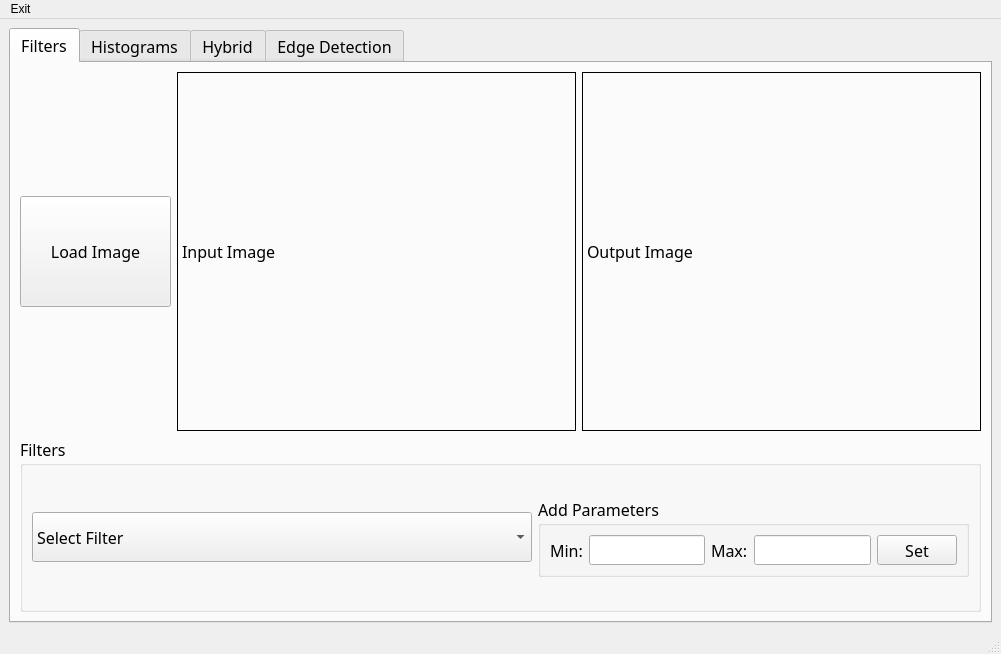
First picture: the form in Task2/ImageView.ui, repository mennahamdy33/CV, before the edit.
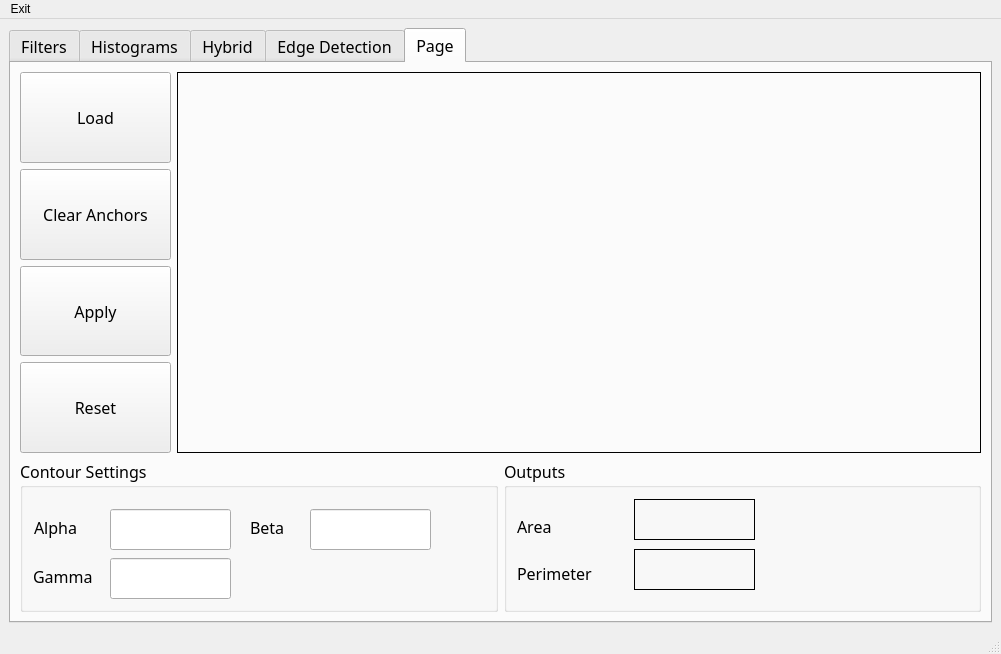
Second picture: the form after the edit. The open tabs and pages were chosen to show the change. Custom widgets are drawn as their Qt base class.

The edit to the form file:
```diff
--- a/Task2/ImageView.ui
+++ b/Task2/ImageView.ui
@@ -23,6 +23,9 @@
         <pointsize>12</pointsize>
        </font>
       </property>
+      <property name="tabShape">
+       <enum>QTabWidget::Rounded</enum>
+      </property>
       <property name="currentIndex">
        <number>3</number>
       </property>
@@ -642,15 +645,351 @@
           </item>
          </layout>
         </item>
-        <item row="0" column="1">
-         <widget class="QLabel" name="edgeView">
-          <property name="frameShape">
-           <enum>QFrame::Box</enum>
-          </property>
-          <property name="text">
-           <string>EdgeView</string>
-          </property>
-         </widget>
+       </layout>
+      </widget>
+      <widget class="QWidget" name="tab">
+       <attribute name="title">
+        <string>Page</string>
+       </attribute>
+       <layout class="QGridLayout" name="gridLayout_6">
+        <item row="0" column="0">
+         <layout class="QVBoxLayout" name="verticalLayout_7">
+          <item>
+           <layout class="QHBoxLayout" name="horizontalLayout_14">
+            <item>
+             <layout class="QVBoxLayout" name="verticalLayout_6">
+              <item>
+               <widget class="QPushButton" name="LoadTab5">
+                <property name="sizePolicy">
+                 <sizepolicy hsizetype="Fixed" vsizetype="Fixed">
+                  <horstretch>0</horstretch>
+                  <verstretch>0</verstretch>
+                 </sizepolicy>
+                </property>
+                <property name="maximumSize">
+                 <size>
+                  <width>151</width>
+                  <height>111</height>
+                 </size>
+                </property>
+                <property name="text">
+                 <string>Load</string>
+                </property>
+               </widget>
+              </item>
+              <item>
+               <widget class="QPushButton" name="ClearAnchor">
+                <property name="sizePolicy">
+                 <sizepolicy hsizetype="Fixed" vsizetype="Fixed">
+                  <horstretch>0</horstretch>
+                  <verstretch>0</verstretch>
+                 </sizepolicy>
+                </property>
+                <property name="maximumSize">
+                 <size>
+                  <width>151</width>
+                  <height>111</height>
+                 </size>
+                </property>
+                <property name="text">
+                 <string>Clear Anchors</string>
+                </property>
+               </widget>
+              </item>
+              <item>
+               <widget class="QPushButton" name="Apply">
+                <property name="sizePolicy">
+                 <sizepolicy hsizetype="Fixed" vsizetype="Fixed">
+                  <horstretch>0</horstretch>
+                  <verstretch>0</verstretch>
+                 </sizepolicy>
+                </property>
+                <property name="maximumSize">
+                 <size>
+                  <width>151</width>
+                  <height>111</height>
+                 </size>
+                </property>
+                <property name="text">
+                 <string>Apply</string>
+                </property>
+               </widget>
+              </item>
+              <item>
+               <widget class="QPushButton" name="Reset">
+                <property name="sizePolicy">
+                 <sizepolicy hsizetype="Fixed" vsizetype="Fixed">
+                  <horstretch>0</horstretch>
+                  <verstretch>0</verstretch>
+                 </sizepolicy>
+                </property>
+                <property name="maximumSize">
+                 <size>
+                  <width>151</width>
+                  <height>111</height>
+                 </size>
+                </property>
+                <property name="text">
+                 <string>Reset</string>
+                </property>
+               </widget>
+              </item>
+             </layout>
+            </item>
+            <item>
+             <widget class="QLabel" name="InputImageTab5">
+              <property name="frameShape">
+               <enum>QFrame::Box</enum>
+              </property>
+              <property name="text">
+               <string/>
+              </property>
+             </widget>
+            </item>
+           </layout>
+          </item>
+          <item>
+           <layout class="QHBoxLayout" name="horizontalLayout_13">
+            <item>
+             <widget class="QGroupBox" name="groupBox_3">
+              <property name="sizePolicy">
+               <sizepolicy hsizetype="Preferred" vsizetype="Fixed">
+                <horstretch>0</horstretch>
+                <verstretch>0</verstretch>
+               </sizepolicy>
+              </property>
+              <property name="maximumSize">
+               <size>
+                <width>16777215</width>
+                <height>153</height>
+               </size>
+              </property>
+              <property name="title">
+               <string>Contour Settings</string>
+              </property>
+              <widget class="QLabel" name="label_4">
+               <property name="geometry">
+                <rect>
+                 <x>14</x>
+                 <y>50</y>
+                 <width>51</width>
+                 <height>36</height>
+                </rect>
+               </property>
+               <property name="text">
+                <string>Alpha</string>
+               </property>
+              </widget>
+              <widget class="QLabel" name="label_5">
+               <property name="geometry">
+                <rect>
+                 <x>13</x>
+                 <y>99</y>
+                 <width>68</width>
+                 <height>36</height>
+                </rect>
+               </property>
+               <property name="text">
+                <string>Gamma</string>
+               </property>
+              </widget>
+              <widget class="QLabel" name="label_6">
+               <property name="geometry">
+                <rect>
+                 <x>230</x>
+                 <y>50</y>
+                 <width>38</width>
+                 <height>36</height>
+                </rect>
+               </property>
+               <property name="text">
+                <string>Beta</string>
+               </property>
+              </widget>
+              <widget class="QLineEdit" name="Alpha">
+               <property name="geometry">
+                <rect>
+                 <x>90</x>
+                 <y>50</y>
+                 <width>121</width>
+                 <height>41</height>
+                </rect>
+               </property>
+               <property name="sizePolicy">
+                <sizepolicy hsizetype="Fixed" vsizetype="Fixed">
+                 <horstretch>0</horstretch>
+                 <verstretch>0</verstretch>
+                </sizepolicy>
+               </property>
+               <property name="maximumSize">
+                <size>
+                 <width>121</width>
+                 <height>41</height>
+                </size>
+               </property>
+              </widget>
+              <widget class="QLineEdit" name="Beta">
+               <property name="geometry">
+                <rect>
+                 <x>290</x>
+                 <y>50</y>
+                 <width>121</width>
+                 <height>41</height>
+                </rect>
+               </property>
+               <property name="sizePolicy">
+                <sizepolicy hsizetype="Fixed" vsizetype="Fixed">
+                 <horstretch>0</horstretch>
+                 <verstretch>0</verstretch>
+                </sizepolicy>
+               </property>
+               <property name="maximumSize">
+                <size>
+                 <width>121</width>
+                 <height>41</height>
+                </size>
+               </property>
+              </widget>
+              <widget class="QLineEdit" name="Gamma">
+               <property name="geometry">
+                <rect>
+                 <x>90</x>
+                 <y>99</y>
+                 <width>121</width>
+                 <height>41</height>
+                </rect>
+               </property>
+               <property name="sizePolicy">
+                <sizepolicy hsizetype="Fixed" vsizetype="Fixed">
+                 <horstretch>0</horstretch>
+                 <verstretch>0</verstretch>
+                </sizepolicy>
+               </property>
+               <property name="maximumSize">
+                <size>
+                 <width>121</width>
+                 <height>41</height>
+                </size>
+               </property>
+              </widget>
+             </widget>
+            </item>
+            <item>
+             <widget class="QGroupBox" name="groupBox_4">
+              <property name="sizePolicy">
+               <sizepolicy hsizetype="Preferred" vsizetype="Fixed">
+                <horstretch>0</horstretch>
+                <verstretch>0</verstretch>
+               </sizepolicy>
+              </property>
+              <property name="maximumSize">
+               <size>
+                <width>16777215</width>
+                <height>153</height>
+               </size>
+              </property>
+              <property name="title">
+               <string>Outputs</string>
+              </property>
+              <widget class="QLabel" name="label_2">
+               <property name="geometry">
+                <rect>
+                 <x>13</x>
+                 <y>49</y>
+                 <width>40</width>
+                 <height>36</height>
+                </rect>
+               </property>
+               <property name="text">
+                <string>Area</string>
+               </property>
+              </widget>
+              <widget class="QLabel" name="label_3">
+               <property name="geometry">
+                <rect>
+                 <x>13</x>
+                 <y>96</y>
+                 <width>84</width>
+                 <height>36</height>
+                </rect>
+               </property>
+               <property name="text">
+                <string>Perimeter</string>
+               </property>
+              </widget>
+              <widget class="QLabel" name="Area">
+               <property name="geometry">
+                <rect>
+                 <x>130</x>
+                 <y>40</y>
+                 <width>121</width>
+                 <height>41</height>
+                </rect>
+               </property>
+               <property name="sizePolicy">
+                <sizepolicy hsizetype="Fixed" vsizetype="Fixed">
+                 <horstretch>0</horstretch>
+                 <verstretch>0</verstretch>
+                </sizepolicy>
+               </property>
+               <property name="minimumSize">
+                <size>
+                 <width>121</width>
+                 <height>41</height>
+                </size>
+               </property>
+               <property name="maximumSize">
+                <size>
+                 <width>121</width>
+                 <height>41</height>
+                </size>
+               </property>
+               <property name="frameShape">
+                <enum>QFrame::Box</enum>
+               </property>
+               <property name="text">
+                <string/>
+               </property>
+              </widget>
+              <widget class="QLabel" name="Perimeter">
+               <property name="geometry">
+                <rect>
+                 <x>130</x>
+                 <y>90</y>
+                 <width>121</width>
+                 <height>41</height>
+                </rect>
+               </property>
+               <property name="sizePolicy">
+                <sizepolicy hsizetype="Fixed" vsizetype="Fixed">
+                 <horstretch>0</horstretch>
+                 <verstretch>0</verstretch>
+                </sizepolicy>
+               </property>
+               <property name="minimumSize">
+                <size>
+                 <width>121</width>
+                 <height>41</height>
+                </size>
+               </property>
+               <property name="maximumSize">
+                <size>
+                 <width>121</width>
+                 <height>41</height>
+                </size>
+               </property>
+               <property name="frameShape">
+                <enum>QFrame::Panel</enum>
+               </property>
+               <property name="text">
+                <string/>
+               </property>
+              </widget>
+             </widget>
+            </item>
+           </layout>
+          </item>
+         </layout>
         </item>
        </layout>
       </widget>
```
Left out of the diff: 69 changed lines with no effect on the pictures.
